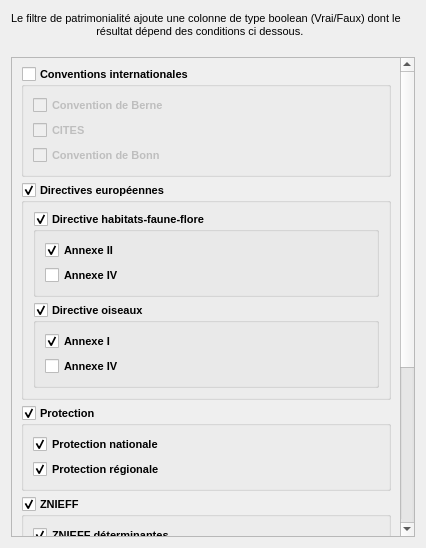
Qt form biblizou_dialog_patri.ui (Ki-Mor/biblizou) before a commit.
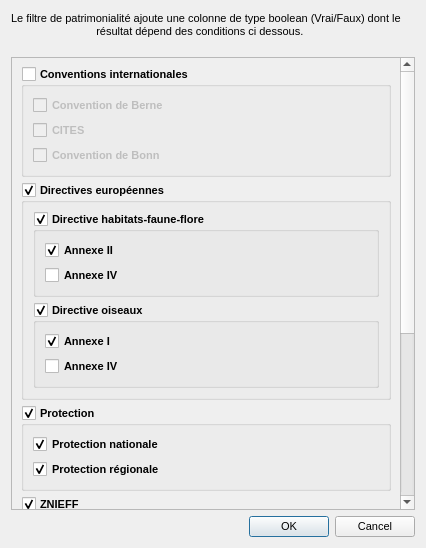
The same form after that commit. Custom widgets are drawn as their Qt base class.

Commit message: add ok/cancel button

What changed in the file:
```diff
--- a/biblizou_dialog_patri.ui
+++ b/biblizou_dialog_patri.ui
@@ -37,9 +37,9 @@
       <property name="geometry">
        <rect>
         <x>0</x>
-        <y>-146</y>
+        <y>-100</y>
         <width>389</width>
-        <height>628</height>
+        <height>582</height>
        </rect>
       </property>
       <layout class="QGridLayout" name="gridLayout_8">
@@ -643,6 +643,16 @@
      </property>
     </widget>
    </item>
+   <item row="4" column="1">
+    <widget class="QDialogButtonBox" name="buttonBox">
+     <property name="orientation">
+      <enum>Qt::Horizontal</enum>
+     </property>
+     <property name="standardButtons">
+      <set>QDialogButtonBox::Cancel|QDialogButtonBox::Ok</set>
+     </property>
+    </widget>
+   </item>
   </layout>
  </widget>
  <customwidgets>
```
